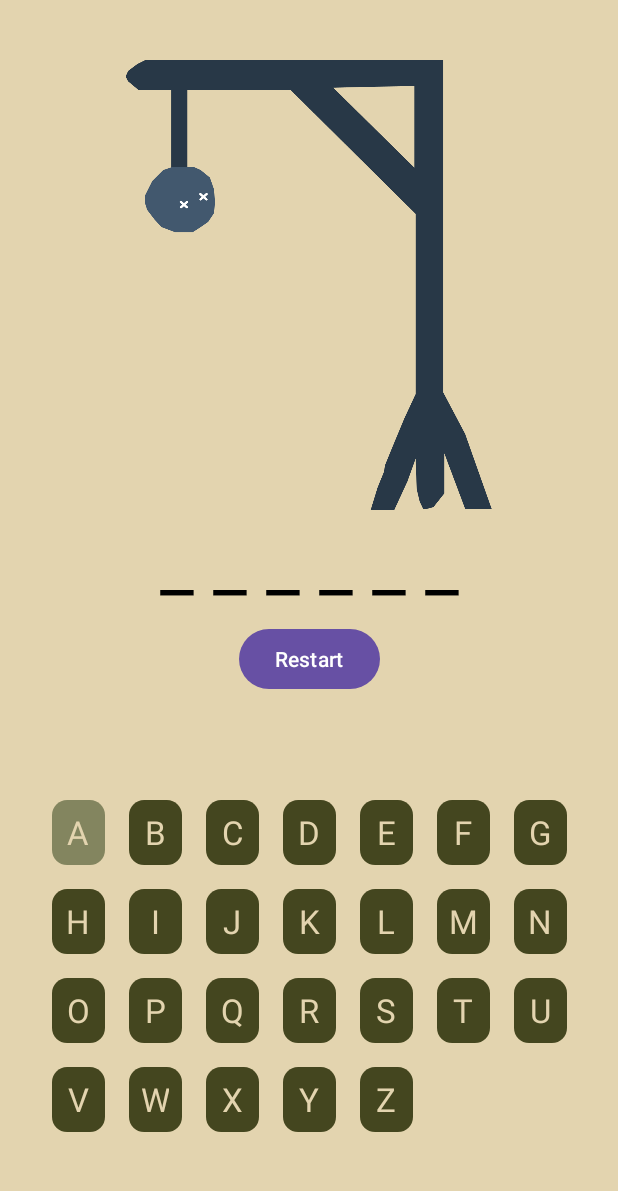
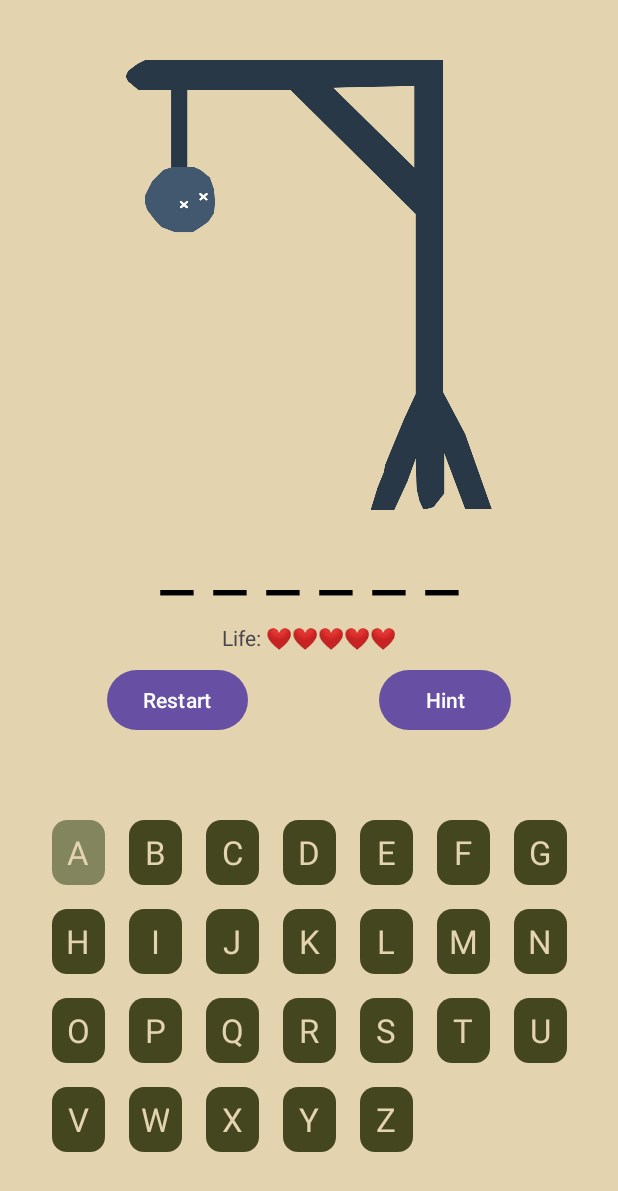
Before and after one commit to Saisriram2003/Hangman, an Android app: the screen it shows after launch (MainActivity), after a tap on an icon or button, on a phone screen of 412 x 824 dp. Shown: the top 1191 px of the screen. Run offline under Robolectric (Android 15) with nearby library versions, the phone set to English and light mode, and no system bars.

Commit message:
Restart + Hint Button

```diff
--- a/app/src/main/java/com/example/hangman/KeyboardAdapter.kt
+++ b/app/src/main/java/com/example/hangman/KeyboardAdapter.kt
@@ -5,13 +5,11 @@ import android.view.LayoutInflater
 import android.view.ViewGroup
 import android.widget.Toast
 import androidx.recyclerview.widget.RecyclerView
-import com.example.hangman.databinding.ActivityMainBinding
 import com.example.hangman.databinding.ListItemKeyBinding
-import kotlin.random.Random
 
 private const val TAG = "KeyboardAdapter"
 
-class KeyboardHolder(private val binding: ListItemKeyBinding,  private val keyboardViewModel: KeyboardViewModel, private var mainBinding: ActivityMainBinding) : RecyclerView.ViewHolder(binding.root) {
+class KeyboardHolder(private val binding: ListItemKeyBinding,  private val keyboardViewModel: KeyboardViewModel, private val mainActivity: MainActivity) : RecyclerView.ViewHolder(binding.root) {
 
     fun bindUIFor(key: Key) {
         binding.key.text = key.letter.toString()
@@ -23,13 +21,14 @@ class KeyboardHolder(private val binding: ListItemKeyBinding,  private val keybo
         }
 
         binding.root.setOnClickListener {
-            if (isInCorrectWord(key.letter)) {
-                updateGuessedWord(keyboardViewModel.currentGuessedWord)
+            if (key.isAvailable && isInCorrectWord(key.letter)) {
+                keyboardViewModel.updateGuessedWord(key.letter)
+                mainActivity.updateGuessedWord()
                 invalid(key)
             } else if (key.isAvailable) {
-                Toast.makeText(binding.root.context, "incorrect", Toast.LENGTH_SHORT).show()
+                // Toast.makeText(binding.root.context, "incorrect", Toast.LENGTH_SHORT).show()
                 keyboardViewModel.numTries++
-                setImage(keyboardViewModel.numTries)
+                mainActivity.updateLife()
                 invalid(key)
             } else {
                 Toast.makeText(binding.root.context, "Already guessed!", Toast.LENGTH_SHORT).show()
@@ -45,48 +44,21 @@ class KeyboardHolder(private val binding: ListItemKeyBinding,  private val keybo
     private fun isInCorrectWord(letter: Char): Boolean{
         Log.d(TAG, "Letter: $letter")
         Log.d(TAG, "Correct Word: ${keyboardViewModel.correctWord}")
-        var newGuessedWord = keyboardViewModel.currentGuessedWord
-        var letterFound = keyboardViewModel.correctWord.contains(letter, true)
 
-        for(i in keyboardViewModel.correctWord.indices){
-            if(keyboardViewModel.correctWord[i].equals(letter,true)){
-                newGuessedWord = newGuessedWord.substring(0, i) + letter + newGuessedWord.substring(i + 1)
-            }
-        }
-
-        keyboardViewModel.currentGuessedWord = newGuessedWord
-        return letterFound
-    }
-
-    private fun updateGuessedWord(currentGuessedWord: String){
-        val charArray: CharArray = currentGuessedWord.toCharArray()
-        mainBinding.guessedWord.text = charArray.joinToString(separator = " ")
-    }
-
-    fun setImage(numTries: Int){
-        when(numTries){
-            0 -> mainBinding.hangmanView.setImageResource(R.drawable.move0)
-            1 -> mainBinding.hangmanView.setImageResource(R.drawable.move1)
-            2 -> mainBinding.hangmanView.setImageResource(R.drawable.move2)
-            3 -> mainBinding.hangmanView.setImageResource(R.drawable.move3)
-            4 -> mainBinding.hangmanView.setImageResource(R.drawable.move4)
-            5 -> mainBinding.hangmanView.setImageResource(R.drawable.move5)
-            6 -> mainBinding.hangmanView.setImageResource(R.drawable.move6)
-        }
+        return keyboardViewModel.correctWord.contains(letter, true)
     }
 }
 
 
-class KeyboardAdapter (private val keyboardViewModel: KeyboardViewModel, private var mainBinding: ActivityMainBinding) : RecyclerView.Adapter<KeyboardHolder>() {
+class KeyboardAdapter (private val keyboardViewModel: KeyboardViewModel, private var mainActivity: MainActivity) : RecyclerView.Adapter<KeyboardHolder>() {
 
     override fun onCreateViewHolder(parent: ViewGroup, viewType: Int): KeyboardHolder {
         val inflater = LayoutInflater.from(parent.context)
         val binding = ListItemKeyBinding.inflate(inflater, parent, false)
-        return KeyboardHolder(binding, keyboardViewModel, mainBinding)
+        return KeyboardHolder(binding, keyboardViewModel, mainActivity)
     }
 
     override fun getItemCount() = 26
-
 
     override fun onBindViewHolder(holder: KeyboardHolder, position: Int) {
         val key = keyboardViewModel.keys[position]
--- a/app/src/main/java/com/example/hangman/KeyboardViewModel.kt
+++ b/app/src/main/java/com/example/hangman/KeyboardViewModel.kt
@@ -1,19 +1,26 @@
 package com.example.hangman
 
+import android.util.Log
 import androidx.lifecycle.SavedStateHandle
 import androidx.lifecycle.ViewModel
+import androidx.recyclerview.widget.GridLayoutManager
+import kotlin.random.Random
 
-
+private const val TAG = "KeyboardViewModel"
 const val KEYS = "Keys"
 const val TRIES = "Tries"
 const val CORRECT_WORD = "CorrectWord"
 const val GUESSED_WORD = "GuessedWord"
 const val IS_GAME_FINISHED = "isGameFinished"
+const val NUM_HINT_CLICKS = "numHintClicks"
 
 class KeyboardViewModel(private val savedStateHandle: SavedStateHandle) : ViewModel() {
 
+    val maxTries = 6
+
     var keys : List<Key> get() = savedStateHandle.get(KEYS) ?: listOf()
         set(value) = savedStateHandle.set(KEYS, value)
+
     var numTries : Int get() = savedStateHandle.get(TRIES) ?: 0
         set(value) = savedStateHandle.set(TRIES, value)
     var correctWord : String get() = savedStateHandle.get(CORRECT_WORD) ?: "hi"
@@ -21,8 +28,69 @@ class KeyboardViewModel(private val savedStateHandle: SavedStateHandle) : ViewMo
     var currentGuessedWord : String get() = savedStateHandle.get(GUESSED_WORD) ?: ""
         set(value) = savedStateHandle.set(GUESSED_WORD, value)
 
-    val maxTries = 6
+    var numHintClicks : Int get() = savedStateHandle.get(NUM_HINT_CLICKS) ?: 0
+        set(value) = savedStateHandle.set(NUM_HINT_CLICKS, value)
 
     var isGameFinished : Boolean get() = numTries == maxTries || currentGuessedWord == correctWord
         set(value) = savedStateHandle.set(IS_GAME_FINISHED, value)
+
+    fun reset() {
+        keys = generateKeys()
+        numTries = 0
+        correctWord = Words.gameWords[Random.nextInt(1, Words.gameWords.size)]
+        currentGuessedWord = "______"
+        numHintClicks = 0
+    }
+
+    private fun generateKeys(): List<Key> {
+        val keys = mutableListOf<Key>()
+        for (i in 0 until 26) {
+            val letter = 'A' + i
+            keys += Key(letter, true)
+        }
+        return keys
+    }
+
+    fun disableHalfKeys() {
+        // disable half of the remaining keys that is not in the word
+        val keys = keys
+
+        val numToDisable = keys.count { it.isAvailable } / 2
+
+        val correctWord = correctWord
+        var numDisabled = 0
+        for (i in keys.indices) {
+            if (keys[i].isAvailable && !correctWord.contains(keys[i].letter, true)) {
+                keys[i].isAvailable = false
+                numDisabled++
+            }
+            if (numDisabled == numToDisable) {
+                break
+            }
+        }
+    }
+
+    fun showAllVowel() {
+        // show all vowel in correct word + disable all vowels in keyboard
+        val vowel = listOf('a', 'e', 'i', 'o', 'u')
+
+        for (i in correctWord.indices) {
+            if (vowel.contains(correctWord[i])) {
+                currentGuessedWord = currentGuessedWord.substring(0, i) + correctWord[i].uppercaseChar() + currentGuessedWord.substring(i + 1)
+                // disable the vowel key
+                val disableIndex = correctWord[i] - 'a'
+                keys[disableIndex].isAvailable = false
+            }
+        }
+
+        Log.d(TAG, "Current guessed word: $currentGuessedWord")
+    }
+
+    fun updateGuessedWord(letter: Char) {
+        for(i in correctWord.indices){
+            if(correctWord[i].equals(letter,true)){
+                currentGuessedWord = currentGuessedWord.substring(0, i) + letter + currentGuessedWord.substring(i + 1)
+            }
+        }
+    }
 }
--- a/app/src/main/java/com/example/hangman/MainActivity.kt
+++ b/app/src/main/java/com/example/hangman/MainActivity.kt
@@ -3,6 +3,7 @@ package com.example.hangman
 import androidx.appcompat.app.AppCompatActivity
 import android.os.Bundle
 import android.util.Log
+import android.widget.Toast
 import androidx.activity.viewModels
 import androidx.recyclerview.widget.GridLayoutManager
 import com.example.hangman.databinding.ActivityMainBinding
@@ -11,7 +12,8 @@ import kotlin.random.Random
 private const val TAG = "MainActivity"
 
 class MainActivity : AppCompatActivity() {
-    private lateinit var binding: ActivityMainBinding
+
+    lateinit var binding: ActivityMainBinding
     private val keyboardViewModel: KeyboardViewModel by viewModels()
 
     override fun onCreate(savedInstanceState: Bundle?) {
@@ -21,35 +23,78 @@ class MainActivity : AppCompatActivity() {
 
         generateNewGame()
 
-        binding.restartButton?.setOnClickListener {
+        binding.restartButton.setOnClickListener {
             generateNewGame()
+        }
+
+        binding.hintButton?.setOnClickListener {
+            keyboardViewModel.numHintClicks++
+
+            if (keyboardViewModel.numTries == keyboardViewModel.maxTries - 1) {
+                Toast.makeText(this, "Hint not Available", Toast.LENGTH_SHORT).show()
+                return@setOnClickListener
+            }
+
+            if (keyboardViewModel.numHintClicks == 1) {
+                Toast.makeText(this, "Hint: word = ${keyboardViewModel.correctWord}", Toast.LENGTH_SHORT).show()
+            } else if (keyboardViewModel.numHintClicks == 2) {
+                // cost user a turn
+                keyboardViewModel.numTries++
+
+                keyboardViewModel.disableHalfKeys()
+                binding.keyboardRv.adapter?.notifyDataSetChanged()
+
+                updateLife()
+            } else if (keyboardViewModel.numHintClicks == 3) {
+                // cost user a turn
+                keyboardViewModel.numTries++
+
+                keyboardViewModel.showAllVowel()
+                binding.keyboardRv.adapter?.notifyDataSetChanged()
+
+                updateGuessedWord()
+                updateLife()
+            } else {
+                Toast.makeText(this, "No more hints!", Toast.LENGTH_SHORT).show()
+            }
         }
     }
 
-    private fun generateKeys(): List<Key> {
-        val keys = mutableListOf<Key>()
-        for (i in 0 until 26) {
-            val letter = 'A' + i
-            keys += Key(letter, true)
-        }
-        return keys
-    }
-
     private fun generateNewGame(){
-        keyboardViewModel.correctWord = Words.gameWords[Random.nextInt(1, Words.gameWords.size)]
-
-        keyboardViewModel.currentGuessedWord = "______"
-        keyboardViewModel.numTries = 0
-        keyboardViewModel.keys = generateKeys()
+        keyboardViewModel.reset()
 
         binding.guessedWord.text = "_ _ _ _ _ _"
         binding.hangmanView.setImageResource(R.drawable.move0)
 
-        val adapter = KeyboardAdapter(keyboardViewModel, binding)
+        val adapter = KeyboardAdapter(keyboardViewModel, this)
         binding.keyboardRv.adapter = adapter
         binding.keyboardRv.setHasFixedSize(true)
         binding.keyboardRv.layoutManager = GridLayoutManager(this, 7)
 
         Log.d(TAG, keyboardViewModel.correctWord)
     }
+
+    fun updateGuessedWord(){
+        val charArray: CharArray = keyboardViewModel.currentGuessedWord.toCharArray()
+        binding.guessedWord.text = charArray.joinToString(separator = " ")
+    }
+
+    fun updateLife() {
+        // Update the life text field
+        val remainingLife = keyboardViewModel.maxTries - keyboardViewModel.numTries
+        val text = "Life: " + "❤️".repeat(remainingLife)
+
+        // set the image of the hangman
+        when(keyboardViewModel.numTries){
+            0 -> binding.hangmanView.setImageResource(R.drawable.move0)
+            1 -> binding.hangmanView.setImageResource(R.drawable.move1)
+            2 -> binding.hangmanView.setImageResource(R.drawable.move2)
+            3 -> binding.hangmanView.setImageResource(R.drawable.move3)
+            4 -> binding.hangmanView.setImageResource(R.drawable.move4)
+            5 -> binding.hangmanView.setImageResource(R.drawable.move5)
+            6 -> binding.hangmanView.setImageResource(R.drawable.move6)
+        }
+
+        binding.life?.text = text
+    }
 }
--- a/app/src/main/java/com/example/hangman/Words.kt
+++ b/app/src/main/java/com/example/hangman/Words.kt
@@ -2,25 +2,25 @@ package com.example.hangman
 
 object Words {
     val gameWords = listOf(
-        "Breeze",
-        "Castle",
-        "Fierce",
-        "Glisten",
-        "Hammer",
-        "Jungle",
-        "Kettle",
-        "Lizard",
-        "Mitten",
-        "Noodle",
-        "Outlet",
-        "Purple",
-        "Quiver",
-        "Rumble",
-        "Saddle",
-        "Tucker",
-        "Unicorn",
-        "Vessel",
-        "Waffle",
-        "Yellow"
+        "breeze",
+        "castle",
+        "fierce",
+        "glisten",
+        "hammer",
+        "jungle",
+        "kettle",
+        "lizard",
+        "mitten",
+        "noodle",
+        "outlet",
+        "purple",
+        "quiver",
+        "rumble",
+        "saddle",
+        "tucker",
+        "unicorn",
+        "vessel",
+        "waffle",
+        "yellow"
     )
 }
--- a/app/src/main/res/layout-land/activity_main.xml
+++ b/app/src/main/res/layout-land/activity_main.xml
@@ -13,7 +13,7 @@
         android:layout_height="200dp"
         android:layout_marginEnd="16dp"
         android:src="@drawable/move0"
-        app:layout_constraintBottom_toBottomOf="parent"
+        app:layout_constraintBottom_toTopOf="@+id/restart_button"
         app:layout_constraintEnd_toEndOf="parent"
         app:layout_constraintTop_toTopOf="parent" />
 
@@ -38,5 +38,15 @@
         app:layout_constraintStart_toStartOf="parent"
         app:layout_constraintTop_toBottomOf="@id/guessedWord" />
 
+    <Button
+        android:id="@+id/restart_button"
+        android:layout_width="wrap_content"
+        android:layout_height="wrap_content"
+        android:layout_marginBottom="24dp"
+        android:text="Restart"
+        app:layout_constraintBottom_toBottomOf="parent"
+        app:layout_constraintEnd_toEndOf="parent"
+        app:layout_constraintStart_toEndOf="@+id/keyboard_rv" />
+
 
 </androidx.constraintlayout.widget.ConstraintLayout>
--- a/app/src/main/res/layout/activity_main.xml
+++ b/app/src/main/res/layout/activity_main.xml
@@ -28,6 +28,51 @@
         app:layout_constraintStart_toStartOf="parent"
         app:layout_constraintTop_toBottomOf="@+id/hangmanView" />
 
+    <TextView
+        android:id="@+id/life"
+        android:layout_width="wrap_content"
+        android:layout_height="wrap_content"
+        app:layout_constraintTop_toBottomOf="@+id/guessedWord"
+        app:layout_constraintBottom_toTopOf="@id/buttonPanel"
+        app:layout_constraintStart_toStartOf="parent"
+        app:layout_constraintEnd_toEndOf="parent"
+        android:layout_marginTop="8dp"
+        android:text="Life: ❤️❤️❤️❤️❤❤️"/>
+
+    <androidx.constraintlayout.widget.ConstraintLayout
+        android:id="@+id/buttonPanel"
+        android:layout_width="match_parent"
+        android:layout_height="wrap_content"
+        android:layout_marginTop="8dp"
+        app:layout_constraintStart_toStartOf="parent"
+        app:layout_constraintEnd_toEndOf="parent"
+        app:layout_constraintTop_toBottomOf="@+id/life"
+        >
+
+        <Button
+            android:id="@+id/restart_button"
+            android:layout_width="wrap_content"
+            android:layout_height="wrap_content"
+            android:layout_marginEnd="8dp"
+            android:text="Restart"
+            app:layout_constraintBottom_toBottomOf="parent"
+            app:layout_constraintEnd_toStartOf="@+id/hint_button"
+            app:layout_constraintStart_toStartOf="parent"
+            app:layout_constraintTop_toTopOf="parent" />
+
+        <Button
+            android:id="@+id/hint_button"
+            android:layout_width="wrap_content"
+            android:layout_height="wrap_content"
+            android:layout_marginStart="8dp"
+            android:text="Hint"
+            app:layout_constraintBottom_toBottomOf="parent"
+            app:layout_constraintEnd_toEndOf="parent"
+            app:layout_constraintStart_toEndOf="@+id/restart_button"
+            app:layout_constraintTop_toTopOf="parent" />
+
+    </androidx.constraintlayout.widget.ConstraintLayout>
+
     <androidx.recyclerview.widget.RecyclerView
         android:id="@+id/keyboard_rv"
         android:layout_width="wrap_content"
@@ -35,17 +80,7 @@
         app:layout_constraintBottom_toBottomOf="parent"
         app:layout_constraintEnd_toEndOf="parent"
         app:layout_constraintStart_toStartOf="parent"
-        app:layout_constraintTop_toBottomOf="@+id/restart_button" />
-
-    <Button
-        android:id="@+id/restart_button"
-        android:layout_width="wrap_content"
-        android:layout_height="wrap_content"
-        android:layout_marginTop="8dp"
-        android:text="Restart"
-        app:layout_constraintEnd_toEndOf="parent"
-        app:layout_constraintStart_toStartOf="parent"
-        app:layout_constraintTop_toBottomOf="@+id/guessedWord" />
+        app:layout_constraintTop_toBottomOf="@+id/buttonPanel" />
 
 
 </androidx.constraintlayout.widget.ConstraintLayout>
```
